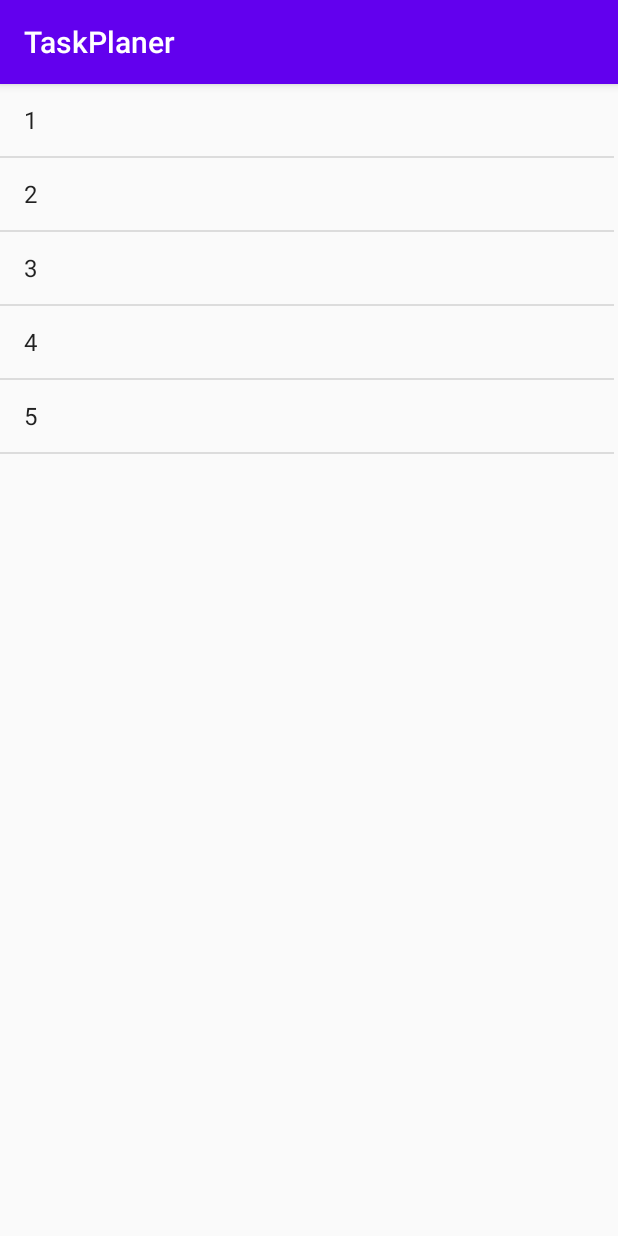
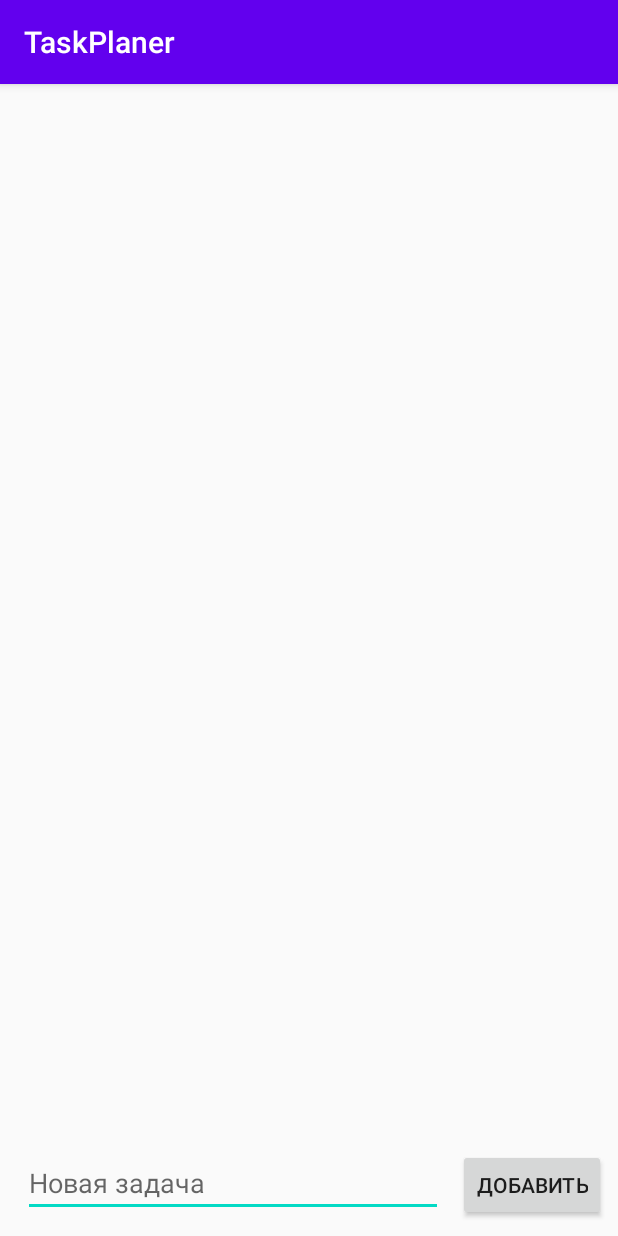
Before and after one commit to t17fenics/TaskPlaner, an Android app: the screen it shows after launch (MainActivity), on a phone screen of 412 x 824 dp. Run offline under Robolectric (Android 15) with nearby library versions, the phone set to English and light mode, and no system bars.

Commit message:
Рефакторинг графического интерфейса

```diff
--- a/app/src/main/AndroidManifest.xml
+++ b/app/src/main/AndroidManifest.xml
@@ -9,7 +9,11 @@
         android:roundIcon="@mipmap/ic_launcher_round"
         android:supportsRtl="true"
         android:theme="@style/AppTheme">
-        <activity android:name=".MainActivity">
+
+        <activity
+            android:name=".MainActivity"
+            android:windowSoftInputMode="adjustPan">
+
             <intent-filter>
                 <action android:name="android.intent.action.MAIN" />
 
--- a/app/src/main/java/com/example/taskplaner/MainActivity.java
+++ b/app/src/main/java/com/example/taskplaner/MainActivity.java
@@ -2,31 +2,57 @@ package com.example.taskplaner;
 
 import androidx.appcompat.app.AppCompatActivity;
 
+import android.graphics.Color;
+import android.graphics.drawable.GradientDrawable;
 import android.os.Bundle;
+import android.util.Log;
 import android.view.View;
 import android.widget.AdapterView;
 import android.widget.ArrayAdapter;
+import android.widget.EditText;
+import android.widget.LinearLayout;
 import android.widget.ListView;
+import android.widget.RelativeLayout;
+import android.widget.TextView;
 
 import java.util.ArrayList;
 
 public class MainActivity extends AppCompatActivity {
 
+    ArrayList<String> posts;
+    ArrayAdapter<String> arrayAdapter;// = new ArrayAdapter<String>(this, android.R.layout.simple_list_item_1, posts);
+    ListView listView;
+
+
+
+    //final ArrayList<String> posts = new ArrayList();
+
+
+    //ListView listView = findViewById(R.id.listView);
+
+    EditText taskEditText;
+
     @Override
     protected void onCreate(Bundle savedInstanceState) {
+        posts = new ArrayList();
+        arrayAdapter = new ArrayAdapter<String>(this, android.R.layout.simple_list_item_1, posts);
+
         super.onCreate(savedInstanceState);
         setContentView(R.layout.activity_main);
+        listView = findViewById(R.id.listView);
 
-        ListView listView = findViewById(R.id.listView);
+        GradientDrawable drawable = new GradientDrawable();
+        drawable.setStroke(2, Color.BLACK);
+        listView.setBackground(drawable);
 
-        final ArrayList<String> posts = new ArrayList();
-        posts.add("1");
-        posts.add("2");
-        posts.add("3");
-        posts.add("4");
-        posts.add("5");
-        final ArrayAdapter<String> arrayAdapter = new ArrayAdapter<String>(this, android.R.layout.simple_list_item_1, posts);
         listView.setAdapter(arrayAdapter);
+
+
+        taskEditText = findViewById(R.id.editText);
+
+        //final ArrayList<String> posts = new ArrayList();
+
+
 
         listView.setOnItemClickListener(new AdapterView.OnItemClickListener() {
 
@@ -37,5 +63,19 @@ public class MainActivity extends AppCompatActivity {
                 arrayAdapter.remove(phone);
             }
         });
+
+        //public void createTask(View view) {
+
+    }
+    public void createTask(View view) {
+
+        arrayAdapter.add(taskEditText.getText().toString());
+        //TextView priceTextView = findViewById(R.id.priceTextView);
+        listView.smoothScrollToPosition(posts.size()-1);
+    }
+
+    public void resizeListView(View view) {
+        Log.d("resize", "resize");
+        //listView.setLayoutParams(new RelativeLayout.LayoutParams(RelativeLayout.LayoutParams.MATCH_PARENT,400));
     }
 }
--- a/app/src/main/res/layout/activity_main.xml
+++ b/app/src/main/res/layout/activity_main.xml
@@ -1,15 +1,47 @@
 <?xml version="1.0" encoding="utf-8"?>
-<androidx.constraintlayout.widget.ConstraintLayout xmlns:android="http://schemas.android.com/apk/res/android"
+<RelativeLayout xmlns:android="http://schemas.android.com/apk/res/android"
     xmlns:app="http://schemas.android.com/apk/res-auto"
     xmlns:tools="http://schemas.android.com/tools"
     android:layout_width="match_parent"
     android:layout_height="match_parent"
-    tools:context=".MainActivity">
+    tools:context=".MainActivity"
+    android:orientation="vertical"
+    android:gravity="bottom">
 
     <ListView
+
         android:id="@+id/listView"
-        android:layout_width="409dp"
-        android:layout_height="729dp"
+        android:layout_width="match_parent"
+        android:layout_height="wrap_content"
         tools:layout_editor_absoluteX="1dp"
-        tools:layout_editor_absoluteY="1dp" />
-</androidx.constraintlayout.widget.ConstraintLayout>
+        tools:layout_editor_absoluteY="1dp"
+        android:layout_above="@id/linearLayout"
+        />
+    <LinearLayout
+        android:id="@+id/linearLayout"
+        android:gravity="bottom"
+        android:layout_alignParentBottom="true"
+        android:orientation="horizontal"
+        android:layout_width="match_parent"
+        android:layout_height="70dp">
+        <EditText
+            android:id="@+id/editText"
+            android:layout_width="280dp"
+            android:layout_height="wrap_content"
+            android:ems="10"
+            android:inputType="textPersonName"
+            android:hint="Новая задача"
+            android:layout_marginTop="10dp"
+            android:layout_marginLeft="15dp"
+            android:onClick="resizeListView"/>
+
+        <Button
+            android:id="@+id/button"
+            android:layout_width="wrap_content"
+            android:layout_height="wrap_content"
+            android:text="Добавить"
+            android:layout_marginTop="10dp"
+            android:layout_marginLeft="10dp"
+            android:onClick="createTask"/>
+    </LinearLayout>
+</RelativeLayout>
```
